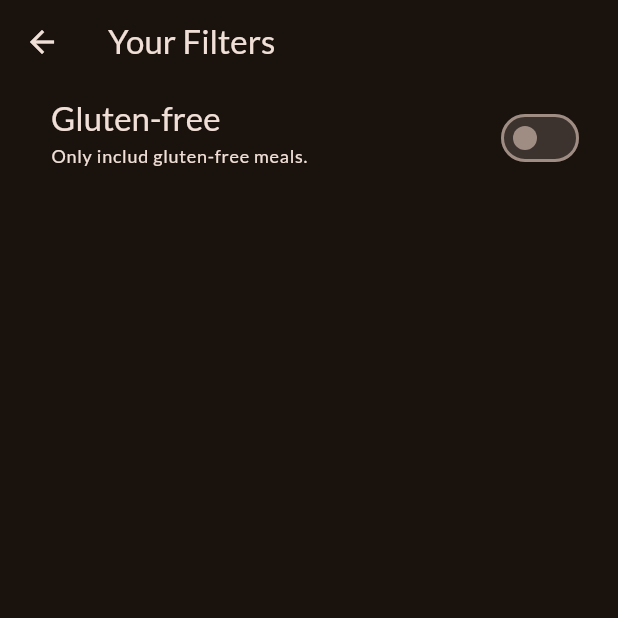
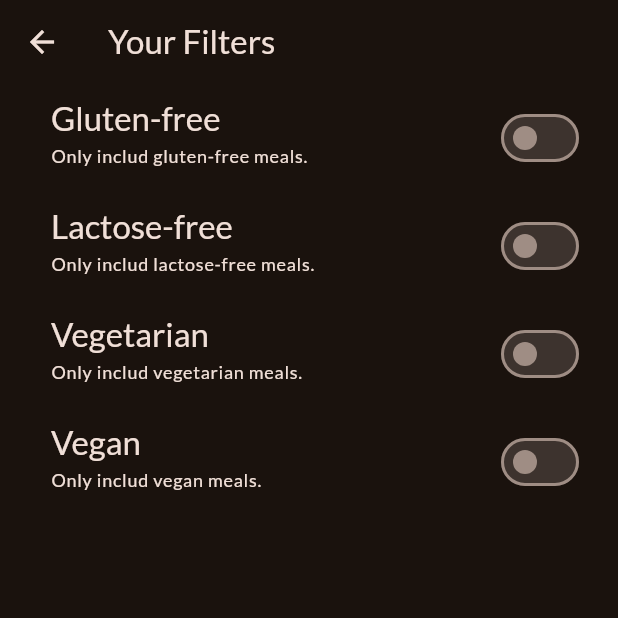
Before and after one commit to jherman1/meals_app, a Flutter app: the FiltersScreen screen opened directly, on a phone screen of 412 x 824 dp, the top half of it. Run offline on Flutter 3.47's test engine with Material 3 defaults, Android fonts, the phone set to English and light mode, and no system bars; our stand-ins replace google_fonts, transparent_image.

Commit message:
Added more filters for luctose-free, vegetarian, and vegan options.

```diff
--- a/lib/screens/filters.dart
+++ b/lib/screens/filters.dart
@@ -13,6 +13,9 @@ class FiltersScreen extends StatefulWidget {
 
 class _FiltersScreenstate extends State<FiltersScreen> {
   var _glutenFreeFilterSet = false;
+  var _lactoseFreeFilterSet = false;
+  var _vegetarianFilterSet = false;
+  var _veganFilterSet = false;
 
   @override
   Widget build(BuildContext context) {
@@ -56,7 +59,79 @@ class _FiltersScreenstate extends State<FiltersScreen> {
             ),
             activeColor: Theme.of(context).colorScheme.tertiary,
             contentPadding: const EdgeInsets.only(left: 34, right: 22),
-          )
+          ),
+          SwitchListTile(
+            value: _lactoseFreeFilterSet,
+            onChanged: (isChecked) {
+              setState(() {
+                _lactoseFreeFilterSet = isChecked;
+              });
+            },
+            title: Text(
+              'Lactose-free',
+              style: Theme.of(context)
+                  .textTheme
+                  .titleLarge!
+                  .copyWith(color: Theme.of(context).colorScheme.onSurface),
+            ),
+            subtitle: Text(
+              'Only includ lactose-free meals.',
+              style: Theme.of(context)
+                  .textTheme
+                  .labelMedium!
+                  .copyWith(color: Theme.of(context).colorScheme.onSurface),
+            ),
+            activeColor: Theme.of(context).colorScheme.tertiary,
+            contentPadding: const EdgeInsets.only(left: 34, right: 22),
+          ),
+          SwitchListTile(
+            value: _vegetarianFilterSet,
+            onChanged: (isChecked) {
+              setState(() {
+                _vegetarianFilterSet = isChecked;
+              });
+            },
+            title: Text(
+              'Vegetarian',
+              style: Theme.of(context)
+                  .textTheme
+                  .titleLarge!
+                  .copyWith(color: Theme.of(context).colorScheme.onSurface),
+            ),
+            subtitle: Text(
+              'Only includ vegetarian meals.',
+              style: Theme.of(context)
+                  .textTheme
+                  .labelMedium!
+                  .copyWith(color: Theme.of(context).colorScheme.onSurface),
+            ),
+            activeColor: Theme.of(context).colorScheme.tertiary,
+            contentPadding: const EdgeInsets.only(left: 34, right: 22),
+          ),
+          SwitchListTile(
+            value: _veganFilterSet,
+            onChanged: (isChecked) {
+              setState(() {
+                _veganFilterSet = isChecked;
+              });
+            },
+            title: Text(
+              'Vegan',
+              style: Theme.of(context)
+                  .textTheme
+                  .titleLarge!
+                  .copyWith(color: Theme.of(context).colorScheme.onSurface),
+            ),
+            subtitle: Text(
+              'Only includ vegan meals.',
+              style: Theme.of(context)
+                  .textTheme
+                  .labelMedium!
+                  .copyWith(color: Theme.of(context).colorScheme.onSurface),
+            ),
+            activeColor: Theme.of(context).colorScheme.tertiary,
+            contentPadding: const EdgeInsets.only(left: 34, right: 22),
+          ),
         ],
       ),
     );
```
